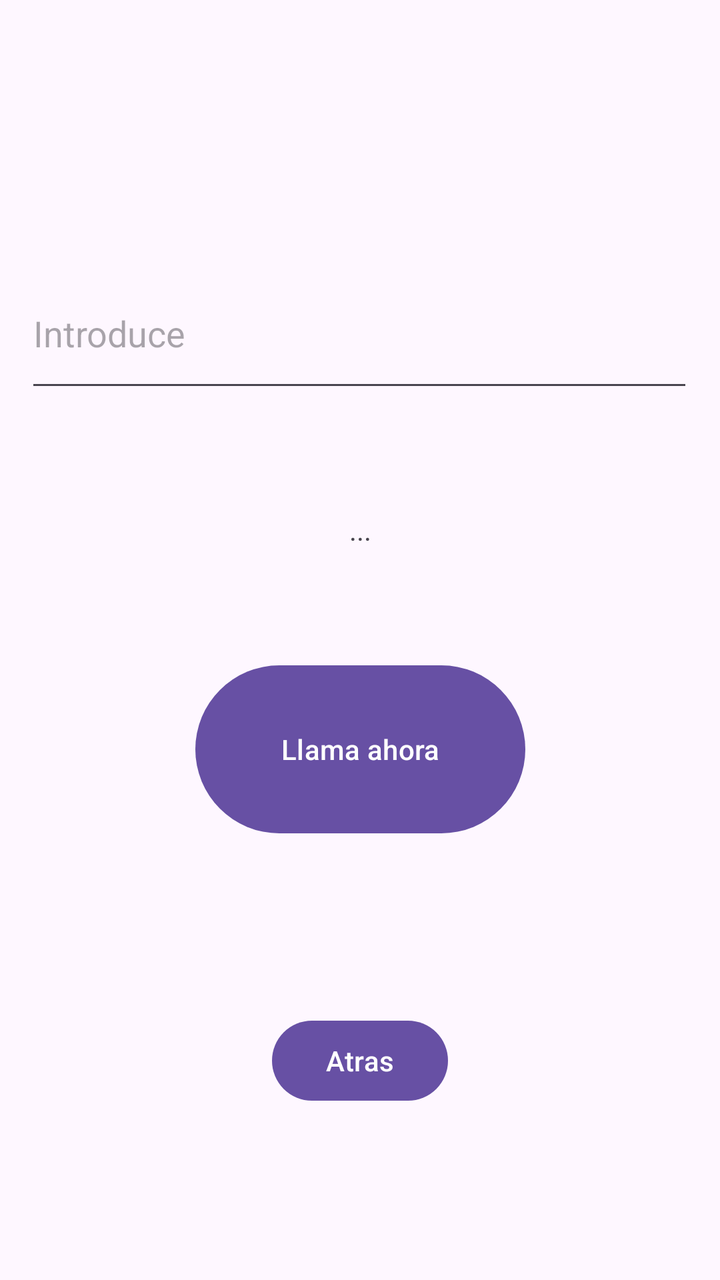
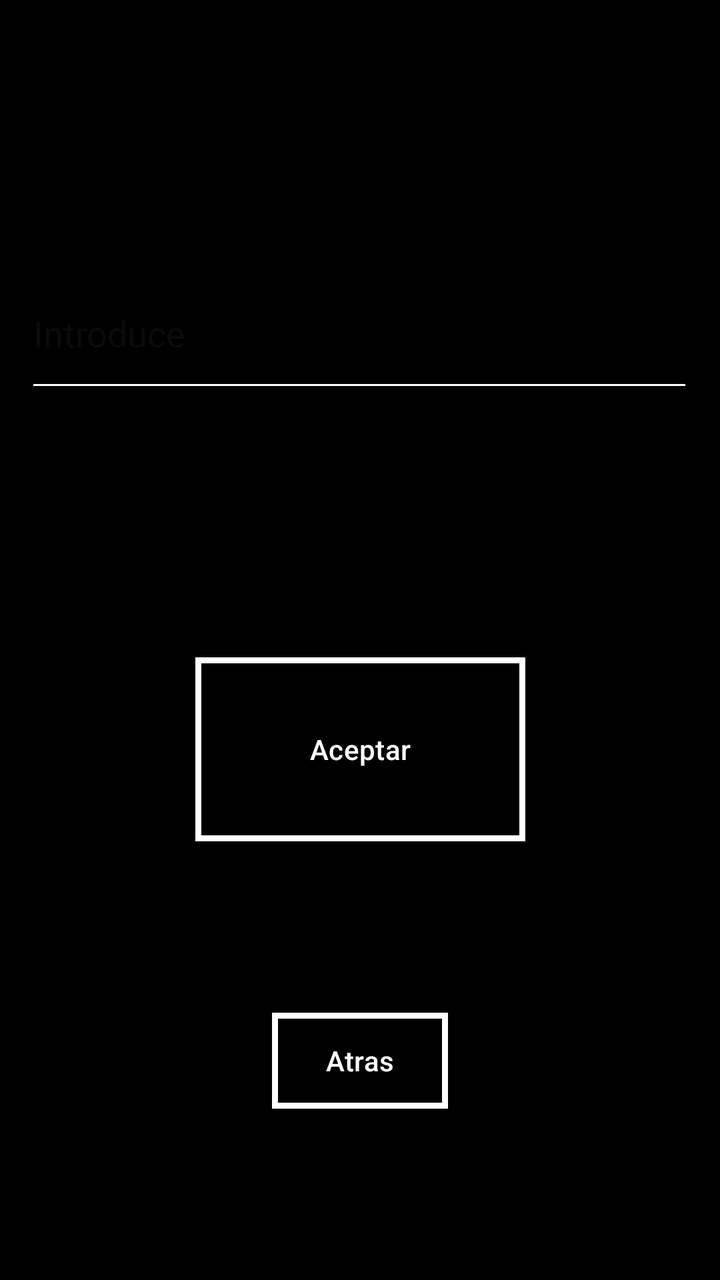

The first picture is an Android layout as it rendered before a commit; the second is the same layout after the commit. The layout source and the unified diff follow.
<!-- AndroidManifest.xml: application theme Theme.AplicacionCon4Botones -->
<!-- res/layout/change_phone.xml -->
<?xml version="1.0" encoding="utf-8"?>
<androidx.constraintlayout.widget.ConstraintLayout xmlns:android="http://schemas.android.com/apk/res/android"
    xmlns:app="http://schemas.android.com/apk/res-auto"
    xmlns:tools="http://schemas.android.com/tools"
    android:layout_width="match_parent"
    android:layout_height="match_parent">

    <Button
        android:id="@+id/confirmCambio"
        android:layout_width="165dp"
        android:layout_height="92dp"
        android:text="@string/llamaDentro"
        app:layout_constraintBottom_toBottomOf="parent"
        app:layout_constraintEnd_toEndOf="parent"
        app:layout_constraintStart_toStartOf="parent"
        app:layout_constraintTop_toTopOf="parent"
        app:layout_constraintVertical_bias="0.6" />

    <EditText
        android:id="@+id/fieldForN"
        android:layout_width="334dp"
        android:layout_height="72dp"
        app:layout_constraintBottom_toBottomOf="parent"
        android:hint="@string/introduce"
        app:layout_constraintEnd_toEndOf="parent"
        app:layout_constraintHorizontal_bias="0.493"
        app:layout_constraintStart_toStartOf="parent"
        app:layout_constraintTop_toTopOf="parent"
        app:layout_constraintVertical_bias="0.227" />


    <TextView
        android:id="@+id/warner"
        android:layout_width="wrap_content"
        android:layout_height="wrap_content"
        android:text="@string/validoQ"
        app:layout_constraintBottom_toTopOf="@+id/confirmCambio"
        app:layout_constraintEnd_toEndOf="parent"
        app:layout_constraintStart_toStartOf="parent"
        app:layout_constraintTop_toBottomOf="@+id/fieldForN" />

    <Button
        android:id="@+id/backFromPh"
        android:layout_width="wrap_content"
        android:layout_height="wrap_content"
        android:text="@string/atras"
        app:layout_constraintBottom_toBottomOf="parent"
        app:layout_constraintEnd_toEndOf="parent"
        app:layout_constraintStart_toStartOf="parent"
        app:layout_constraintTop_toBottomOf="@+id/confirmCambio" />
</androidx.constraintlayout.widget.ConstraintLayout>
<!-- resources referenced by this layout -->
<resources>
  <string name="atras">Atras</string>
  <string name="introduce">Introduce</string>
  <string name="llamaDentro">Llama ahora</string>
  <string name="validoQ">...</string>
  <style name="Theme.AplicacionCon4Botones" parent="Base.Theme.AplicacionCon4Botones" />
  <style name="Base.Theme.AplicacionCon4Botones" parent="Theme.Material3.DayNight.NoActionBar">
          
          
      </style>
</resources>

<!-- the commit's change to res/layout/change_phone.xml (unified diff, before → after) -->
@@ -2,6 +2,8 @@
 <androidx.constraintlayout.widget.ConstraintLayout xmlns:android="http://schemas.android.com/apk/res/android"
     xmlns:app="http://schemas.android.com/apk/res-auto"
     xmlns:tools="http://schemas.android.com/tools"
+    android:background="@color/negro"
+
     android:layout_width="match_parent"
     android:layout_height="match_parent">
 
@@ -11,6 +13,8 @@
         android:layout_height="92dp"
         android:text="@string/llamaDentro"
         app:layout_constraintBottom_toBottomOf="parent"
+        android:background="@drawable/estilos"
+        app:backgroundTint="@null"
         app:layout_constraintEnd_toEndOf="parent"
         app:layout_constraintStart_toStartOf="parent"
         app:layout_constraintTop_toTopOf="parent"
@@ -22,27 +26,20 @@
         android:layout_height="72dp"
         app:layout_constraintBottom_toBottomOf="parent"
         android:hint="@string/introduce"
+        android:backgroundTint="@color/blanco"
+        android:textColor="@color/blanco"
         app:layout_constraintEnd_toEndOf="parent"
         app:layout_constraintHorizontal_bias="0.493"
         app:layout_constraintStart_toStartOf="parent"
         app:layout_constraintTop_toTopOf="parent"
         app:layout_constraintVertical_bias="0.227" />
 
-
-    <TextView
-        android:id="@+id/warner"
-        android:layout_width="wrap_content"
-        android:layout_height="wrap_content"
-        android:text="@string/validoQ"
-        app:layout_constraintBottom_toTopOf="@+id/confirmCambio"
-        app:layout_constraintEnd_toEndOf="parent"
-        app:layout_constraintStart_toStartOf="parent"
-        app:layout_constraintTop_toBottomOf="@+id/fieldForN" />
-
     <Button
         android:id="@+id/backFromPh"
         android:layout_width="wrap_content"
         android:layout_height="wrap_content"
+        android:background="@drawable/estilos"
+        app:backgroundTint="@null"
         android:text="@string/atras"
         app:layout_constraintBottom_toBottomOf="parent"
         app:layout_constraintEnd_toEndOf="parent"
<!-- resource entries referenced after the edit -->
@@ -1,9 +1,21 @@
 <!-- resources referenced by this layout -->
 <resources>
+  <color name="blanco">#FFFFFF</color>
+  <color name="negro">#000000</color>
+  <!-- drawable estilos (drawable) -->
+  <?xml version="1.0" encoding="utf-8"?>
+  <shape xmlns:android="http://schemas.android.com/apk/res/android">
+      <stroke
+          android:color="@color/blanco"
+          android:width="3dp"
+          />
+      <solid android:color="@color/negro"/>
+      <corners android:radius="0dp" />
+  
+  </shape>
   <string name="atras">Atras</string>
   <string name="introduce">Introduce</string>
-  <string name="llamaDentro">Llama ahora</string>
-  <string name="validoQ">...</string>
+  <string name="llamaDentro">Aceptar</string>
   <style name="Theme.AplicacionCon4Botones" parent="Base.Theme.AplicacionCon4Botones" />
   <style name="Base.Theme.AplicacionCon4Botones" parent="Theme.Material3.DayNight.NoActionBar">
           
